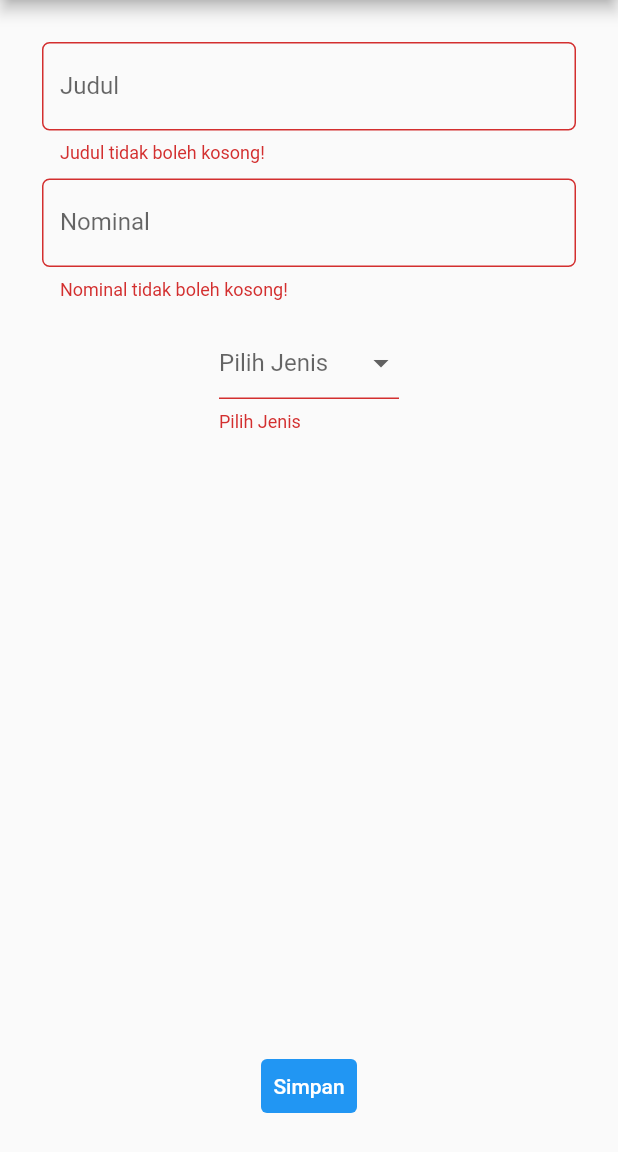
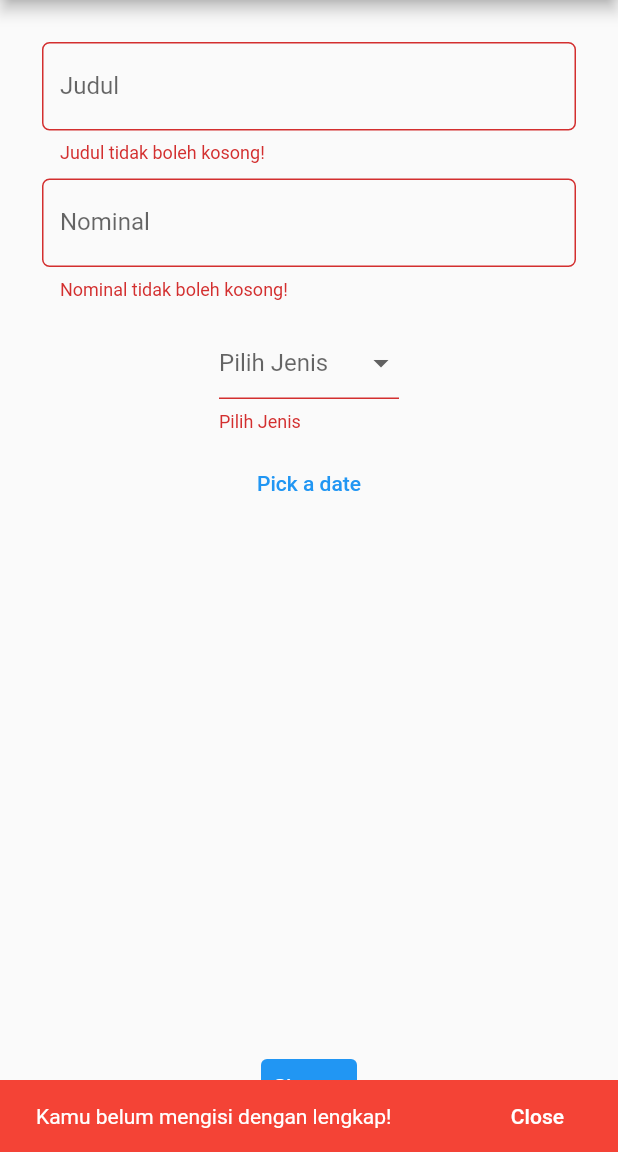
Before and after one commit to marcellinuselbert/pbp-flutter-lab, a Flutter app: the MyFormPage screen opened directly, after a tap on "Simpan", on a phone screen of 412 x 824 dp, the part 84-1236 px from its top. Run offline on Flutter 3.47's test engine with Material 2 defaults, Android fonts, the phone set to English and light mode, and no system bars.

Commit message:
Implement bonus

```diff
--- a/lib/budget.dart
+++ b/lib/budget.dart
@@ -2,8 +2,8 @@ class Budget {
   String judul = "";
   int? nominal = 0;
   String jenis;
-
-  Budget(this.judul, this.nominal, this.jenis);
+  DateTime date;
+  Budget(this.judul, this.nominal, this.jenis, this.date);
 }
 
 class ListBudget {
--- a/lib/form.dart
+++ b/lib/form.dart
@@ -14,13 +14,18 @@ class _MyFormPageState extends State<MyFormPage> {
   String _judul = "";
   int? _nominal = 0;
   String? _jenis;
+  DateTime? _dateTime;
   final _controllerJudul = TextEditingController();
   final _controllerNominal = TextEditingController();
 
   void clearText() {
     _controllerJudul.clear();
     _controllerNominal.clear();
-    _jenis = null;
+
+    setState(() {
+      _jenis = null;
+      _dateTime = null;
+    });
   }
 
   @override
@@ -110,6 +115,7 @@ class _MyFormPageState extends State<MyFormPage> {
                   const SizedBox(
                     height: 10, // <-- SEE HERE
                   ),
+
                   SizedBox(
                     width: 120,
                     child: DropdownButtonFormField(
@@ -138,6 +144,28 @@ class _MyFormPageState extends State<MyFormPage> {
                       },
                     ), // <-- SEE HERE
                   ),
+                  const SizedBox(
+                    height: 10, // <-- SEE HERE
+                  ),
+
+                  TextButton(
+                    child: Text(_dateTime == null
+                        ? "Pick a date"
+                        : "${_dateTime!.day}/${_dateTime!.month}/${_dateTime!.year}"),
+                    onPressed: () {
+                      showDatePicker(
+                        context: context,
+                        initialDate: DateTime.now(),
+                        firstDate: DateTime(2000),
+                        lastDate: DateTime(2099),
+                      ).then((date) {
+                        //tambahkan setState dan panggil variabel _dateTime.
+                        setState(() {
+                          _dateTime = date;
+                        });
+                      });
+                    },
+                  ),
 
                   // kebawahin button
                   const Spacer(),
@@ -148,11 +176,14 @@ class _MyFormPageState extends State<MyFormPage> {
                         backgroundColor: MaterialStateProperty.all(Colors.blue),
                       ),
                       onPressed: () {
-                        if (_formKey.currentState!.validate()) {
-                          ListBudget.data
-                              .add(Budget(_judul, _nominal, _jenis!));
-                          _showToast(context);
+                        if (_formKey.currentState!.validate() &&
+                            _dateTime != null) {
+                          ListBudget.data.add(
+                              Budget(_judul, _nominal, _jenis!, _dateTime!));
+                          _showToast(context, false);
                           clearText();
+                        } else {
+                          _showToast(context, true);
                         }
                       },
                       child: const Text(
@@ -166,13 +197,17 @@ class _MyFormPageState extends State<MyFormPage> {
     );
   }
 
-  void _showToast(BuildContext context) {
+  void _showToast(BuildContext context, bool isError) {
     final scaffold = ScaffoldMessenger.of(context);
     scaffold.showSnackBar(
       SnackBar(
-        content: const Text('Budget berhasil ditambahkan!'),
+        backgroundColor: isError ? Colors.red : Colors.green,
+        content: Text(isError
+            ? "Kamu belum mengisi dengan lengkap!"
+            : 'Budget berhasil ditambahkan!'),
         action: SnackBarAction(
             label: 'Close',
+            textColor: Colors.white,
             onPressed: () {
               scaffold.hideCurrentSnackBar;
             }),
```
Also changed, not shown: lib/show_budget.dart (+21 -12 lines).
